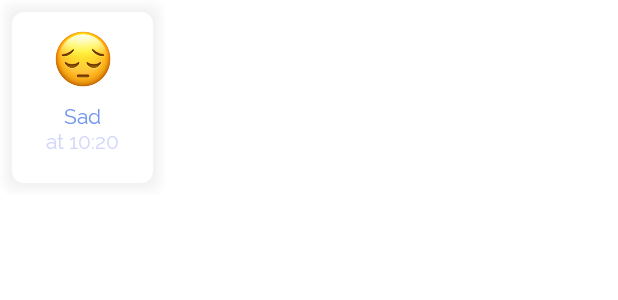
After one commit to volkova-lisa/MoodTrackerProject, an Android app: the layout home_mood_item.xml on its own in the app's theme, with its tools: preview values and no code run, on a phone screen of 412 x 824 dp. The commit adds this screen. Shown: the top 300 px of the screen. Run offline under Robolectric (Android 15) with nearby library versions, the phone set to English and light mode, and no system bars.

Commit message:
Half of the Home screen

```diff
--- a/app/src/main/res-screen/notes/layout/note_edit_details.xml
+++ b/app/src/main/res-screen/notes/layout/note_edit_details.xml
@@ -29,7 +29,7 @@
         android:id="@+id/title"
         android:paddingBottom="15dp"
         android:layout_width="0dp"
-        android:inputType="text|textMultiLine|textCapSentences"
+        android:inputType="textCapSentences"
         android:layout_height="wrap_content"
         android:fontFamily="@font/raleway_bold"
         android:textSize="18sp"
--- a/app/src/main/res-screen/notes/layout/note_item.xml
+++ b/app/src/main/res-screen/notes/layout/note_item.xml
@@ -25,7 +25,7 @@
         android:layout_width="wrap_content"
         android:layout_height="wrap_content"
         android:maxWidth="280dp"
-        android:layout_marginTop="18dp"
+        android:layout_marginTop="16dp"
         android:fontFamily="@font/raleway_bold"
         android:lines="1"
         android:textColor="@color/light_purple"
@@ -41,7 +41,7 @@
         android:layout_marginStart="16dp"
         android:layout_marginTop="5dp"
         android:layout_marginEnd="90dp"
-        android:layout_marginBottom="20dp"
+        android:layout_marginBottom="16dp"
         android:fontFamily="@font/raleway_regular"
         android:maxLines="2"
         android:lineSpacingExtra="2dp"
--- /dev/null
+++ b/app/src/main/res/drawable/home_mood_item_bg.xml
@@ -0,0 +1,58 @@
+<?xml version="1.0" encoding="utf-8"?>
+<layer-list xmlns:android="http://schemas.android.com/apk/res/android">
+
+    <item>
+        <shape android:shape="rectangle">
+            <padding
+                android:bottom="2dp"
+                android:left="2dp"
+                android:right="2dp"
+                android:top="2dp" />
+            <solid android:color="#03000000"/>
+            <corners android:radius="8dp" />
+        </shape>
+    </item>
+    <item>
+        <shape android:shape="rectangle">
+            <padding
+                android:bottom="2dp"
+                android:left="2dp"
+                android:right="2dp"
+                android:top="2dp" />
+            <solid android:color="#03000000"/>
+            <corners android:radius="8dp" />
+        </shape>
+    </item>
+    <item>
+        <shape android:shape="rectangle">
+            <padding
+                android:bottom="2dp"
+                android:left="2dp"
+                android:right="2dp"
+                android:top="2dp" />
+            <solid android:color="#03000000"/>
+            <corners android:radius="8dp" />
+        </shape>
+    </item>
+    <item>
+        <shape android:shape="rectangle">
+            <padding
+                android:bottom="2dp"
+                android:left="2dp"
+                android:right="2dp"
+                android:top="2dp" />
+            <solid android:color="#03000000"/>
+            <corners android:radius="8dp" />
+        </shape>
+    </item>
+
+
+    <item>
+        <shape android:shape="rectangle"
+            android:useLevel="false">
+            <solid
+                android:color="@color/white"/>
+            <corners android:radius="8dp" />
+        </shape>
+    </item>
+</layer-list>
--- /dev/null
+++ b/app/src/main/res/layout/home_mood_item.xml
@@ -0,0 +1,43 @@
+<?xml version="1.0" encoding="utf-8"?>
+<androidx.constraintlayout.widget.ConstraintLayout xmlns:android="http://schemas.android.com/apk/res/android"
+    android:layout_width="110dp"
+    android:layout_height="130dp"
+    android:background="@drawable/home_mood_item_bg"
+    xmlns:app="http://schemas.android.com/apk/res-auto">
+
+    <ImageView
+        android:id="@+id/emoji"
+        android:layout_width="40dp"
+        android:layout_height="40dp"
+        android:layout_marginTop="11dp"
+        app:layout_constraintTop_toTopOf="parent"
+        android:src="@drawable/sad_emoji"
+        app:layout_constraintStart_toStartOf="parent"
+        app:layout_constraintEnd_toEndOf="parent"/>
+
+    <TextView
+        android:id="@+id/emoji_title"
+        android:layout_width="wrap_content"
+        android:layout_height="wrap_content"
+        android:textSize="14sp"
+        android:fontFamily="@font/raleway_regular"
+        android:textColor="@color/light_purple"
+        android:text="@string/sad"
+        android:layout_marginTop="10sp"
+        app:layout_constraintTop_toBottomOf="@id/emoji"
+        app:layout_constraintStart_toStartOf="parent"
+        app:layout_constraintEnd_toEndOf="parent"/>
+    <TextView
+        android:id="@+id/emoji_time"
+        android:layout_width="wrap_content"
+        android:layout_height="wrap_content"
+        android:textSize="14sp"
+        android:fontFamily="@font/raleway_regular"
+        android:textColor="@color/light_purple_text"
+        android:text="@string/at_10_20"
+        app:layout_constraintTop_toBottomOf="@id/emoji_title"
+        app:layout_constraintStart_toStartOf="parent"
+        app:layout_constraintEnd_toEndOf="parent"/>
+
+
+</androidx.constraintlayout.widget.ConstraintLayout>
--- a/app/src/main/res/values/colors.xml
+++ b/app/src/main/res/values/colors.xml
@@ -18,4 +18,5 @@
     <color name="details_text">#97000000</color>
     <color name="grey_icons">#5f5f5f</color>
     <color name="text_details_grey">#8A000000</color>
+    <color name="light_purple_text">#D2D6FB</color>
 </resources>
--- a/app/src/main/res/values/strings.xml
+++ b/app/src/main/res/values/strings.xml
@@ -63,6 +63,11 @@
     <string name="note_text_long">Ryan Adams, whose new album Prisoner is out this Friday, was the latest guest on Marc Maron\’s podcast “WTF.” Adams discussed encountering the Rolling Stones early in his career (and talking penny loafers with drummer Charlie Watts), his struggles with addiction in the Easy Tiger era</string>
     <string name="back">Back</string>
     <string name="edit">Edit</string>
+    <string name="lisa_volkova">Lisa Volkova</string>
+    <string name="monday_5th_jan">Monday, 5th Jan</string>
+    <string name="today_s_moods">Today’s moods</string>
+    <string name="sad">Sad</string>
+    <string name="at_10_20">at 10:20</string>
 
 
 </resources>
```
Also changed, not shown: app/src/main/res-screen/home/layout/fragment_home.xml (+100 -2 lines), app/src/main/res/drawable/purple_home_note.xml (added, +12 -0 lines), app/src/main/res/layout/home_note_item.xml (added, +65 -0 lines), app/src/main/res/drawable-v24/sad_emoji.png (added).
